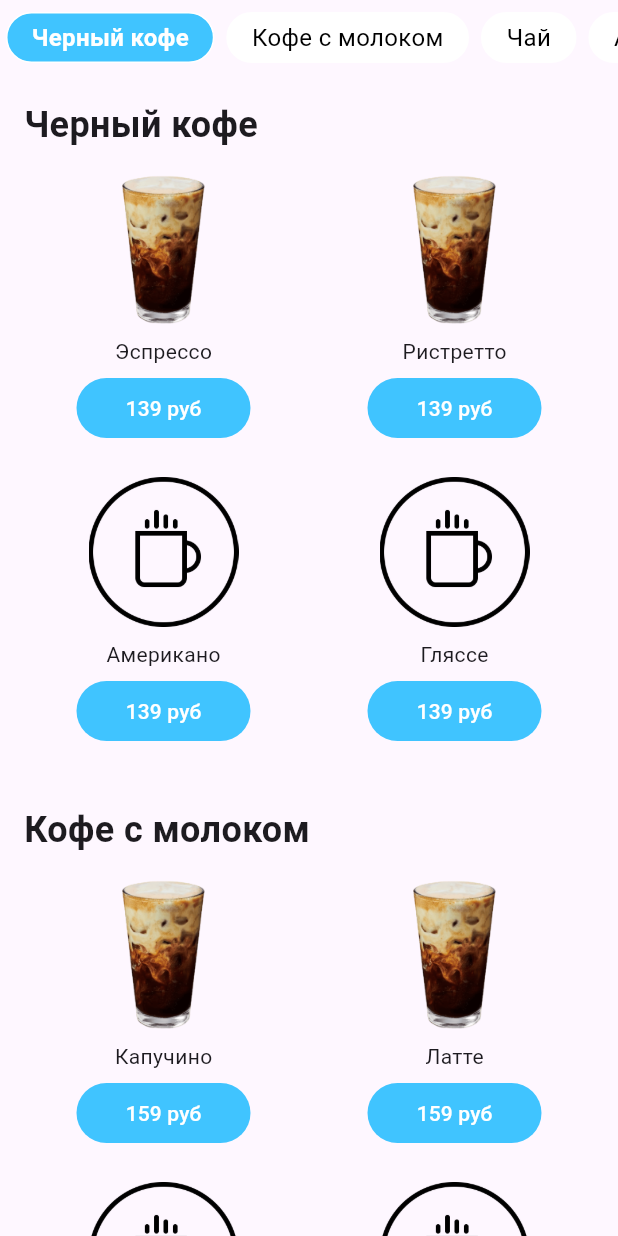
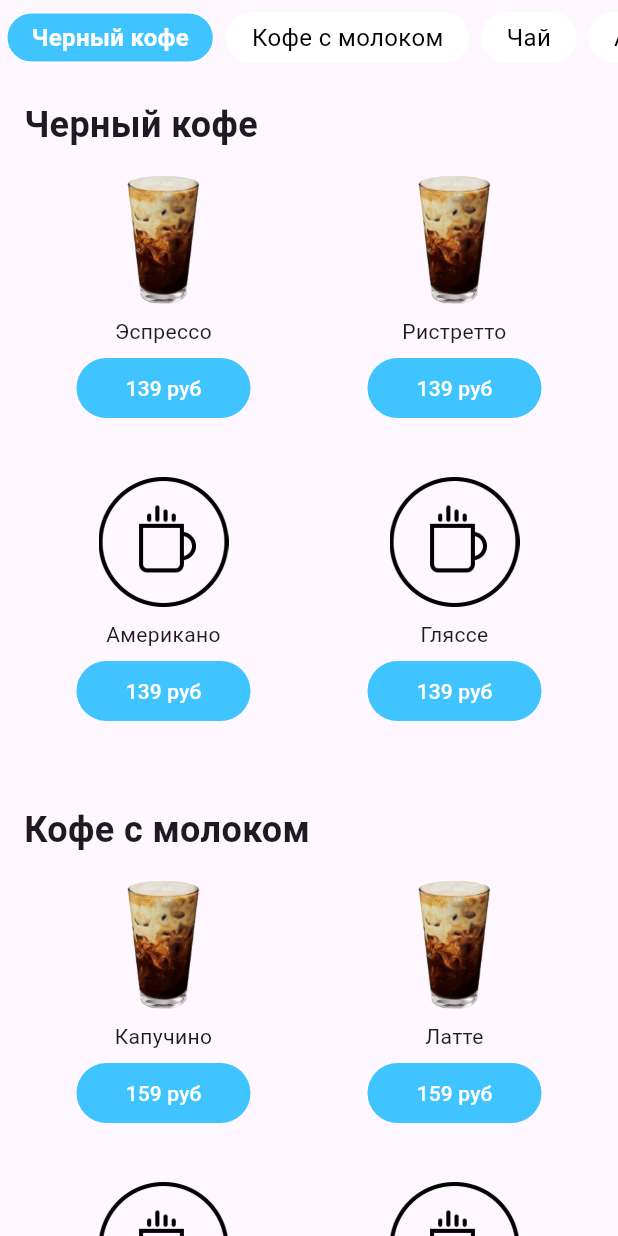
Before and after one commit to s1lda/coffee_menu, a Flutter app: the screen it shows after launch, on a phone screen of 412 x 824 dp. Run offline on Flutter 3.47's test engine with Material 3 defaults, Android fonts, the light colour scheme and no system bars.

Commit message:
add flexible in product_car for different devices

```diff
--- a/lib/src/widgets/product_card.dart
+++ b/lib/src/widgets/product_card.dart
@@ -27,16 +27,22 @@ class ProductCard extends StatelessWidget {
       height: 180,
       child: Column(
         children: [
-          Image.asset(
-            imageUrl,
-            height: 100,
-            fit: BoxFit.cover,
+          Flexible(
+            flex: 2,
+            child: Image.asset(
+              imageUrl,
+              fit: BoxFit.cover,
+            ),
           ),
           const SizedBox(height: 8),
-          Text(
-            title,
-            style: const TextStyle(
-              fontSize: 14,
+          Flexible(
+            flex: 1,
+            child: Text(
+              title,
+              style: const TextStyle(
+                fontSize: 14,
+              ),
+              textAlign: TextAlign.center,
             ),
           ),
           const SizedBox(height: 8),
```
